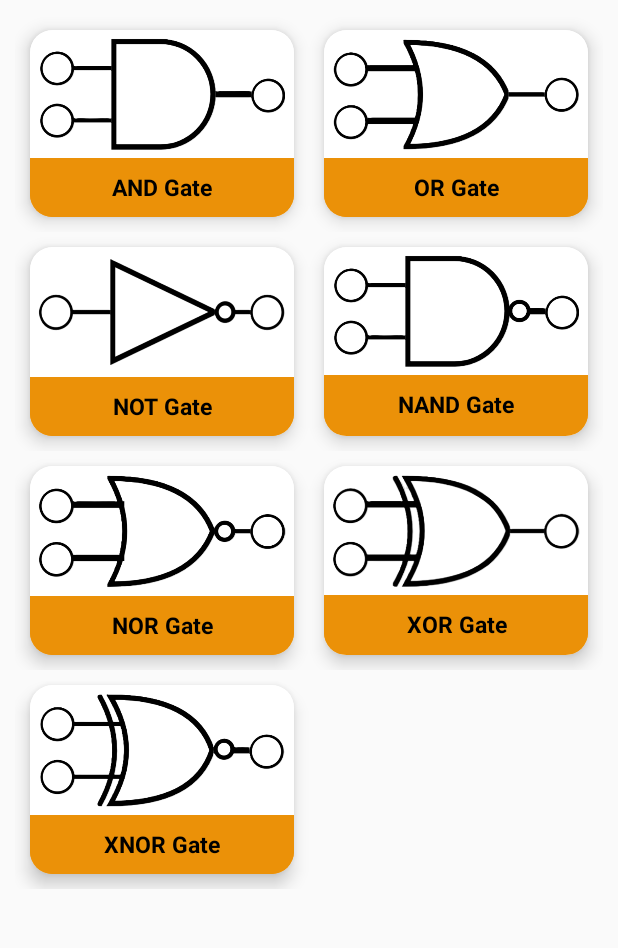
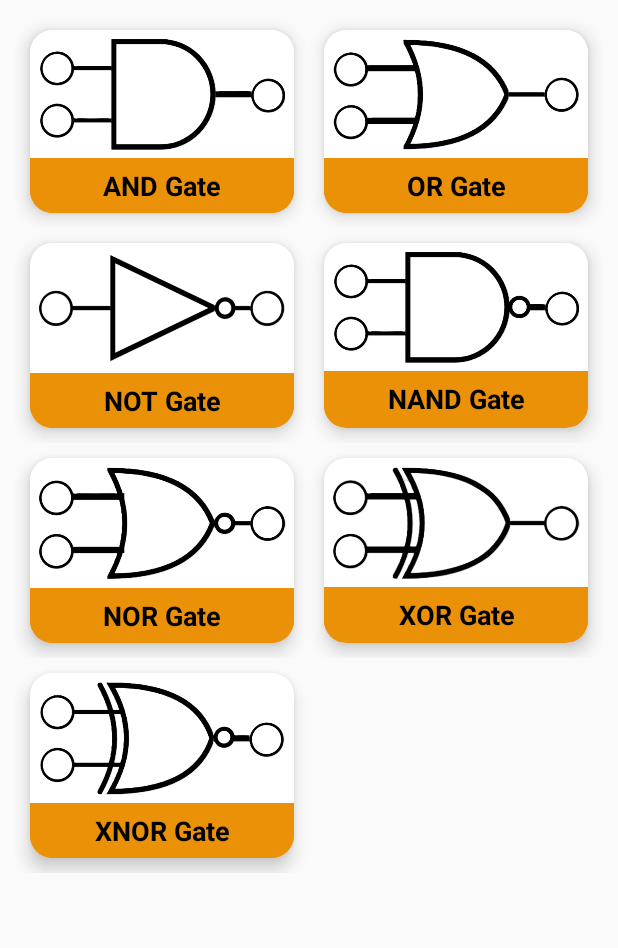
Before and after one commit to Nikhil-K09/logic-gates-app, an Android app: the screen it shows after launch (MainActivity), on a phone screen of 412 x 824 dp, the part 90-1038 px from its top. Run offline under Robolectric (Android 15) with nearby library versions, the phone set to English and light mode, and no system bars.

Commit message:
minor changes

```diff
--- a/app/src/main/res/layout/card_cell.xml
+++ b/app/src/main/res/layout/card_cell.xml
@@ -40,8 +40,9 @@
                              android:gravity="center"
                              style="@style/CARD"
                              android:text="@string/title_place_holder"
-                             android:textSize="15sp"
-                             android:lines="2"
+                             android:textSize="18sp"
+                             android:lines="1"
+                             android:padding="6dp"
                              android:textStyle="bold"/>
                      </LinearLayout>
 
--- a/app/src/main/res/values/ic_launcher_background.xml
+++ b/app/src/main/res/values/ic_launcher_background.xml
@@ -1,4 +1,4 @@
 <?xml version="1.0" encoding="utf-8"?>
 <resources>
-    <color name="ic_launcher_background">#FFFFFF</color>
+    <color name="ic_launcher_background">#DADADA</color>
 </resources>
```
Also changed, not shown: app/src/main/res/mipmap-hdpi/ic_launcher.webp, app/src/main/res/mipmap-hdpi/ic_launcher_round.webp, app/src/main/res/mipmap-mdpi/ic_launcher.webp, app/src/main/res/mipmap-mdpi/ic_launcher_round.webp, app/src/main/res/mipmap-xhdpi/ic_launcher.webp, app/src/main/res/mipmap-xhdpi/ic_launcher_round.webp, app/src/main/res/mipmap-xxhdpi/ic_launcher.webp, app/src/main/res/mipmap-xxhdpi/ic_launcher_round.webp, app/src/main/res/mipmap-xxxhdpi/ic_launcher.webp, app/src/main/res/mipmap-xxxhdpi/ic_launcher_round.webp.
